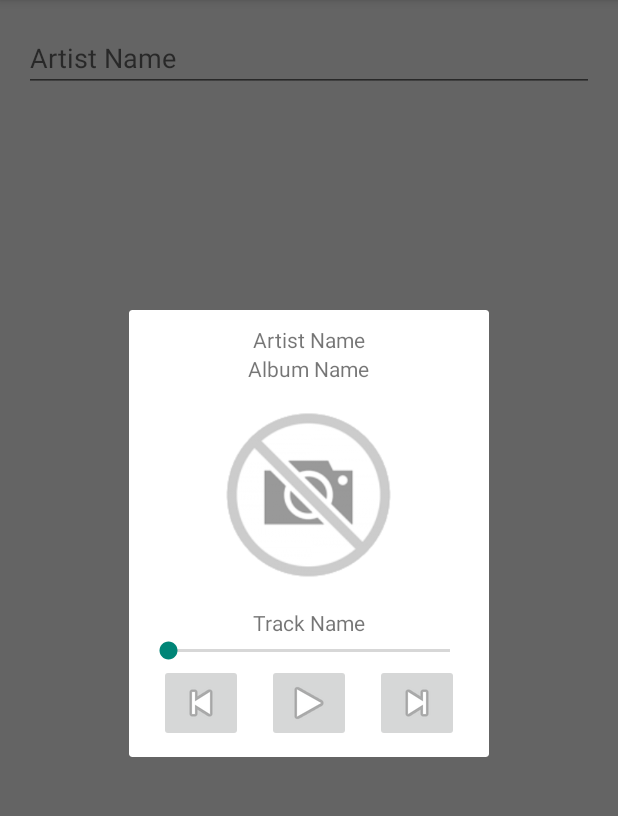
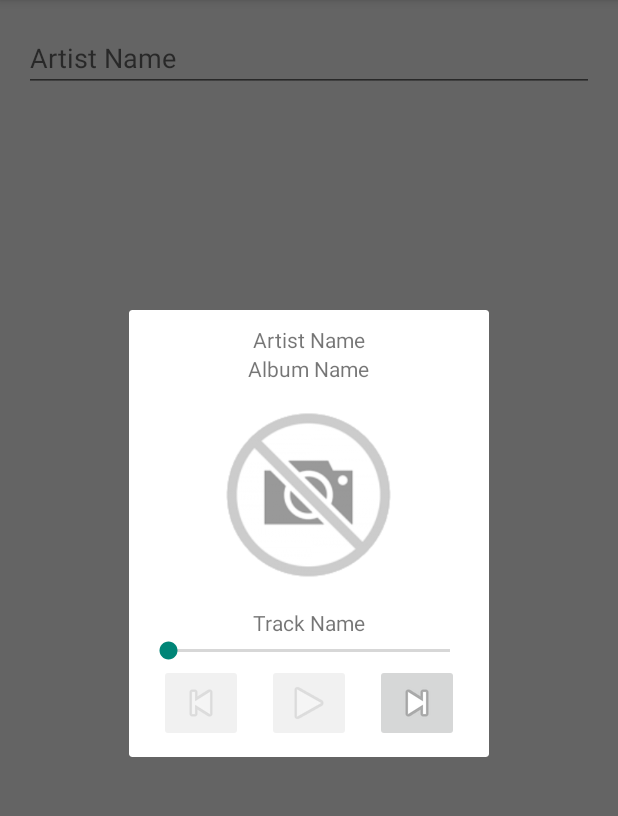
Before and after one commit to adeneche/spotifiy-part1, an Android app: the fragment PlaybackFragment placed in its activity, on a phone screen of 412 x 824 dp, the part 84-900 px from its top. Run offline under Robolectric (Android 15) with nearby library versions, the phone set to English and light mode, and no system bars; our stand-ins replace Picasso; libraries missing offline, so code that uses them is left out: kaaes.spotify.webapi, retrofit.client; 13 statements that could not run were skipped.

Commit message:
improving playback ui

```diff
--- a/app/src/main/java/com/adeneche/spotifystreamer/PlaybackFragment.java
+++ b/app/src/main/java/com/adeneche/spotifystreamer/PlaybackFragment.java
@@ -70,6 +70,8 @@ public class PlaybackFragment extends DialogFragment {
         }
 
         holder.playBtn.setImageResource(android.R.drawable.ic_media_play);
+        holder.prevBtn.setAlpha(mSelected == 0 ? .35f : 1f );
+        holder.nextBtn.setAlpha(mSelected == mTracks.size() - 1 ? .35f : 1f );
     }
 
     @Override
@@ -155,9 +157,11 @@ public class PlaybackFragment extends DialogFragment {
         try {
             mMediaPlayer.setAudioStreamType(AudioManager.STREAM_MUSIC);
             mMediaPlayer.setDataSource(track.previewUrl);
+            holder.playBtn.setAlpha(.35f);
             mMediaPlayer.setOnPreparedListener(new MediaPlayer.OnPreparedListener() {
                 @Override
                 public void onPrepared(MediaPlayer mp) {
+                    holder.playBtn.setAlpha(1f);
                     started = true;
                 }
             });
```
